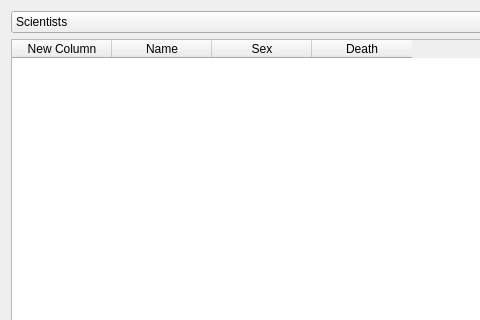
The window that gui/listgui.ui (HelgiThomas/Verklegt31) describes before a commit, drawn with Qt 5; both pictures show x 0 to 480 and y 0 to 320 of the 596 by 448 pixel window.
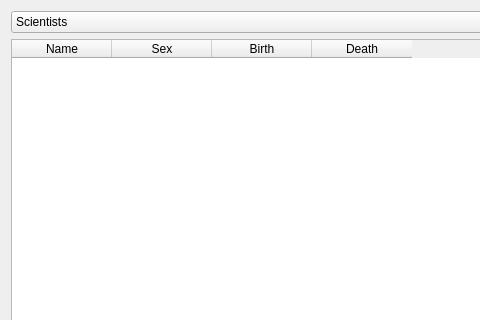
The same window after the commit.

Patch:
```diff
--- a/gui/listgui.ui
+++ b/gui/listgui.ui
@@ -35,11 +35,6 @@
    </item>
    <item>
     <widget class="QTableWidget" name="table_all">
-     <column>
-      <property name="text">
-       <string>New Column</string>
-      </property>
-     </column>
      <column>
       <property name="text">
        <string>Name</string>
@@ -50,6 +45,11 @@
        <string>Sex</string>
       </property>
      </column>
+     <column>
+      <property name="text">
+       <string>Birth</string>
+      </property>
+     </column>
      <column>
       <property name="text">
        <string>Death</string>
```
